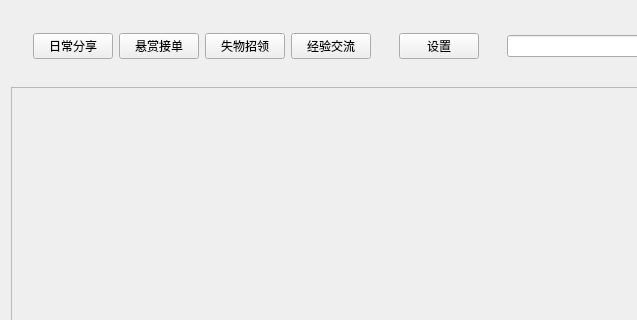
Old version of the form mainwindow/mainwindow.ui in the repository Han-Bug/Software-Engineering-Practice; both pictures show x 0 to 637 and y 0 to 320 of the 1082 by 773 pixel window.
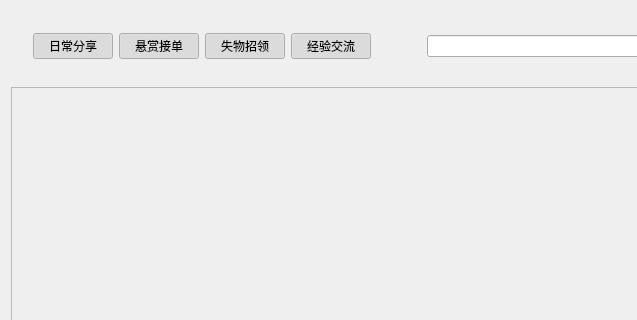
New version of the form.

The edit to the form file:
```diff
--- a/mainwindow/mainwindow.ui
+++ b/mainwindow/mainwindow.ui
@@ -50,6 +50,12 @@
             <property name="text">
              <string>日常分享</string>
             </property>
+            <property name="checkable">
+             <bool>true</bool>
+            </property>
+            <property name="checked">
+             <bool>true</bool>
+            </property>
            </widget>
           </item>
           <item>
@@ -57,6 +63,21 @@
             <property name="text">
              <string>悬赏接单</string>
             </property>
+            <property name="checkable">
+             <bool>true</bool>
+            </property>
+            <property name="checked">
+             <bool>true</bool>
+            </property>
+            <property name="autoDefault">
+             <bool>false</bool>
+            </property>
+            <property name="default">
+             <bool>false</bool>
+            </property>
+            <property name="flat">
+             <bool>false</bool>
+            </property>
            </widget>
           </item>
           <item>
@@ -64,6 +85,12 @@
             <property name="text">
              <string>失物招领</string>
             </property>
+            <property name="checkable">
+             <bool>true</bool>
+            </property>
+            <property name="checked">
+             <bool>true</bool>
+            </property>
            </widget>
           </item>
           <item>
@@ -71,6 +98,12 @@
             <property name="text">
              <string>经验交流</string>
             </property>
+            <property name="checkable">
+             <bool>true</bool>
+            </property>
+            <property name="checked">
+             <bool>true</bool>
+            </property>
            </widget>
           </item>
          </layout>
@@ -78,15 +111,7 @@
        </item>
        <item>
         <widget class="QWidget" name="widget_3" native="true">
-         <layout class="QHBoxLayout" name="horizontalLayout_3">
-          <item>
-           <widget class="QPushButton" name="pushButton_5">
-            <property name="text">
-             <string>设置</string>
-            </property>
-           </widget>
-          </item>
-         </layout>
+         <layout class="QHBoxLayout" name="horizontalLayout_3"/>
         </widget>
        </item>
        <item>
```
